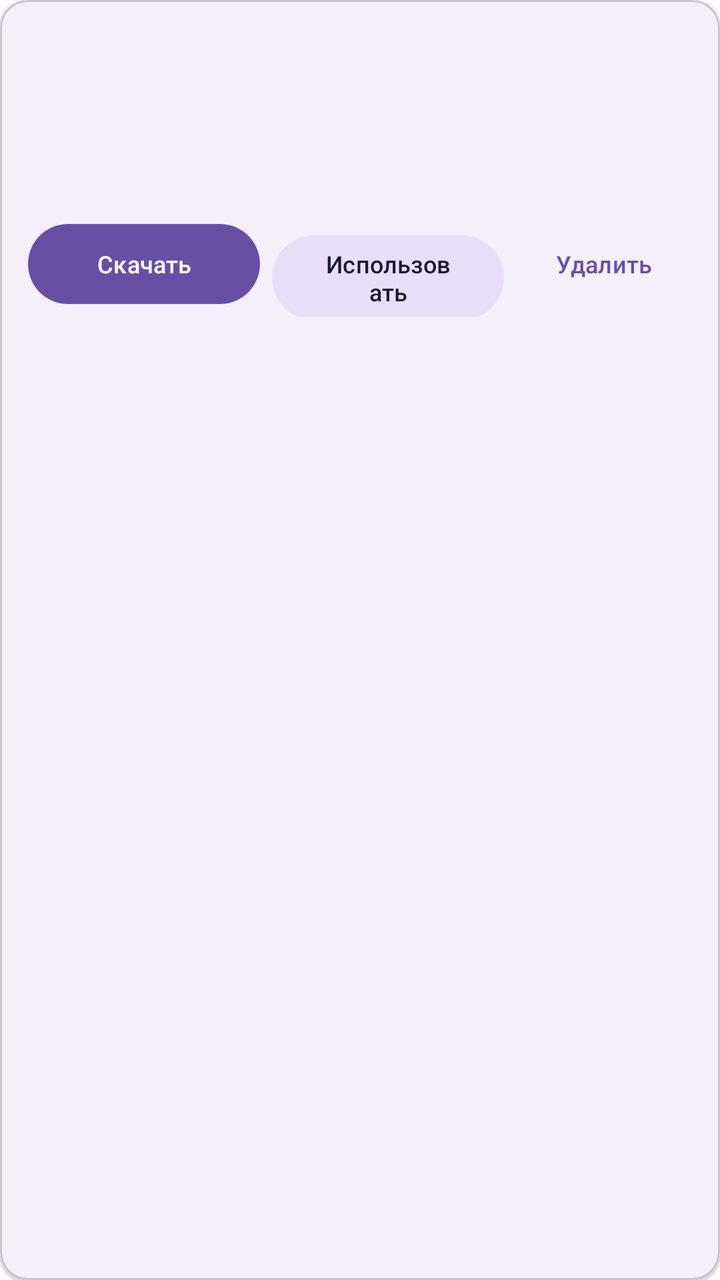
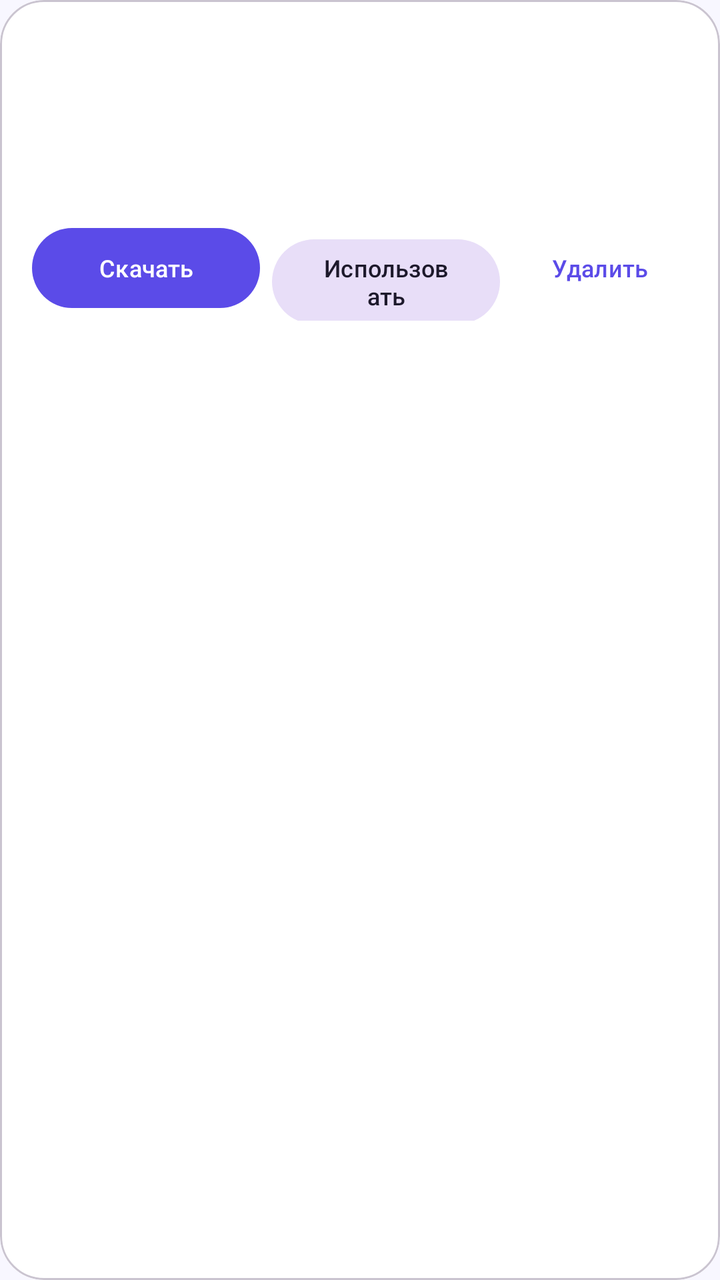

Compare the two renders of this Android layout. The source of the first and the diff that turns it into the second are given below.
<!-- AndroidManifest.xml: application theme Theme.DevAIStudio -->
<!-- res/layout/item_local_model.xml -->
<?xml version="1.0" encoding="utf-8"?>
<com.google.android.material.card.MaterialCardView xmlns:android="http://schemas.android.com/apk/res/android"
    xmlns:app="http://schemas.android.com/apk/res-auto"
    android:layout_width="match_parent"
    android:layout_height="wrap_content"
    android:layout_marginBottom="10dp"
    app:cardCornerRadius="14dp"
    app:cardElevation="1dp">

    <LinearLayout
        android:layout_width="match_parent"
        android:layout_height="wrap_content"
        android:orientation="vertical"
        android:padding="14dp">

        <TextView
            android:id="@+id/modelName"
            android:layout_width="match_parent"
            android:layout_height="wrap_content"
            android:textSize="16sp"
            android:textStyle="bold" />

        <TextView
            android:id="@+id/modelMeta"
            android:layout_width="match_parent"
            android:layout_height="wrap_content"
            android:layout_marginTop="2dp"
            android:textSize="12sp" />

        <TextView
            android:id="@+id/modelDesc"
            android:layout_width="match_parent"
            android:layout_height="wrap_content"
            android:layout_marginTop="6dp"
            android:textSize="13sp" />

        <ProgressBar
            android:id="@+id/modelProgress"
            style="?android:attr/progressBarStyleHorizontal"
            android:layout_width="match_parent"
            android:layout_height="6dp"
            android:layout_marginTop="10dp"
            android:max="100"
            android:visibility="gone" />

        <TextView
            android:id="@+id/modelStatus"
            android:layout_width="match_parent"
            android:layout_height="wrap_content"
            android:layout_marginTop="6dp"
            android:textSize="12sp" />

        <LinearLayout
            android:layout_width="match_parent"
            android:layout_height="wrap_content"
            android:layout_marginTop="8dp"
            android:orientation="horizontal">

            <com.google.android.material.button.MaterialButton
                android:id="@+id/btnDownload"
                android:layout_width="0dp"
                android:layout_height="wrap_content"
                android:layout_weight="1"
                android:text="@string/local_models_download"
                android:textSize="12sp" />

            <com.google.android.material.button.MaterialButton
                android:id="@+id/btnUse"
                style="@style/Widget.Material3.Button.TonalButton"
                android:layout_width="0dp"
                android:layout_height="wrap_content"
                android:layout_marginStart="6dp"
                android:layout_weight="1"
                android:text="@string/local_models_use"
                android:textSize="12sp" />

            <com.google.android.material.button.MaterialButton
                android:id="@+id/btnDelete"
                style="@style/Widget.Material3.Button.TextButton"
                android:layout_width="wrap_content"
                android:layout_height="wrap_content"
                android:layout_marginStart="6dp"
                android:text="@string/local_models_delete"
                android:textSize="12sp" />
        </LinearLayout>
    </LinearLayout>
</com.google.android.material.card.MaterialCardView>
<!-- resources referenced by this layout -->
<resources>
  <string name="local_models_delete">Удалить</string>
  <string name="local_models_download">Скачать</string>
  <string name="local_models_use">Использовать</string>
  <style name="Theme.DevAIStudio" parent="Theme.Material3.DayNight.NoActionBar">
          <item name="colorPrimary">@color/primary</item>
          <item name="colorOnPrimary">@color/white</item>
          <item name="colorPrimaryContainer">@color/primary_light</item>
          <item name="colorSecondary">@color/secondary</item>
          <item name="colorSurface">@color/surface</item>
          <item name="android:colorBackground">@color/background</item>
          <item name="android:statusBarColor">@color/primary_dark</item>
          <item name="android:windowLightStatusBar">false</item>
      </style>
  <color name="primary">#6750A4</color>
  <color name="white">#FFFFFF</color>
  <color name="primary_light">#EADDFF</color>
  <color name="secondary">#625B71</color>
  <color name="surface">#FDF8FF</color>
  <color name="background">#FFFBFE</color>
  <color name="primary_dark">#4F378B</color>
</resources>

<!-- the commit's change to res/layout/item_local_model.xml (unified diff, before → after) -->
@@ -3,20 +3,24 @@
     xmlns:app="http://schemas.android.com/apk/res-auto"
     android:layout_width="match_parent"
     android:layout_height="wrap_content"
-    android:layout_marginBottom="10dp"
-    app:cardCornerRadius="14dp"
-    app:cardElevation="1dp">
+    android:layout_marginBottom="12dp"
+    app:cardBackgroundColor="?attr/colorSurface"
+    app:cardCornerRadius="22dp"
+    app:cardElevation="0dp"
+    app:strokeColor="?attr/colorOutlineVariant"
+    app:strokeWidth="1dp">
 
     <LinearLayout
         android:layout_width="match_parent"
         android:layout_height="wrap_content"
         android:orientation="vertical"
-        android:padding="14dp">
+        android:padding="16dp">
 
         <TextView
             android:id="@+id/modelName"
             android:layout_width="match_parent"
             android:layout_height="wrap_content"
+            android:textColor="?attr/colorOnSurface"
             android:textSize="16sp"
             android:textStyle="bold" />
 
@@ -25,6 +29,7 @@
             android:layout_width="match_parent"
             android:layout_height="wrap_content"
             android:layout_marginTop="2dp"
+            android:textColor="?attr/colorOnSurfaceVariant"
             android:textSize="12sp" />
 
         <TextView
@@ -32,6 +37,7 @@
             android:layout_width="match_parent"
             android:layout_height="wrap_content"
             android:layout_marginTop="6dp"
+            android:textColor="?attr/colorOnSurfaceVariant"
             android:textSize="13sp" />
 
         <ProgressBar
@@ -48,6 +54,7 @@
             android:layout_width="match_parent"
             android:layout_height="wrap_content"
             android:layout_marginTop="6dp"
+            android:textColor="?attr/colorOnSurfaceVariant"
             android:textSize="12sp" />
 
         <LinearLayout
<!-- resource entries referenced after the edit -->
@@ -9,16 +9,30 @@
           <item name="colorPrimaryContainer">@color/primary_light</item>
           <item name="colorSecondary">@color/secondary</item>
           <item name="colorSurface">@color/surface</item>
+          <item name="colorSurfaceVariant">@color/surface_variant</item>
+          <item name="colorOnSurface">@color/on_surface</item>
           <item name="android:colorBackground">@color/background</item>
+          <item name="android:windowBackground">@color/background</item>
+          <item name="shapeAppearanceCornerExtraSmall">@style/ShapeAppearance.DevAI.Aurora</item>
+          <item name="shapeAppearanceCornerSmall">@style/ShapeAppearance.DevAI.Aurora</item>
+          <item name="shapeAppearanceCornerMedium">@style/ShapeAppearance.DevAI.Aurora</item>
+          <item name="shapeAppearanceCornerLarge">@style/ShapeAppearance.DevAI.Aurora</item>
+          <item name="shapeAppearanceCornerExtraLarge">@style/ShapeAppearance.DevAI.Aurora</item>
           <item name="android:statusBarColor">@color/primary_dark</item>
           <item name="android:windowLightStatusBar">false</item>
       </style>
-  <color name="primary">#6750A4</color>
+  <color name="primary">#5B4BE8</color>
   <color name="white">#FFFFFF</color>
-  <color name="primary_light">#EADDFF</color>
-  <color name="secondary">#625B71</color>
-  <color name="surface">#FDF8FF</color>
-  <color name="background">#FFFBFE</color>
-  <color name="primary_dark">#4F378B</color>
+  <color name="primary_light">#E7E3FF</color>
+  <color name="secondary">#0E9F8A</color>
+  <color name="surface">#FFFFFF</color>
+  <color name="surface_variant">#EEEBFF</color>
+  <color name="on_surface">#141322</color>
+  <color name="background">#F8F7FF</color>
+  <style name="ShapeAppearance.DevAI.Aurora" parent="">
+          <item name="cornerFamily">rounded</item>
+          <item name="cornerSize">20dp</item>
+      </style>
+  <color name="primary_dark">#35258F</color>
 </resources>
 
